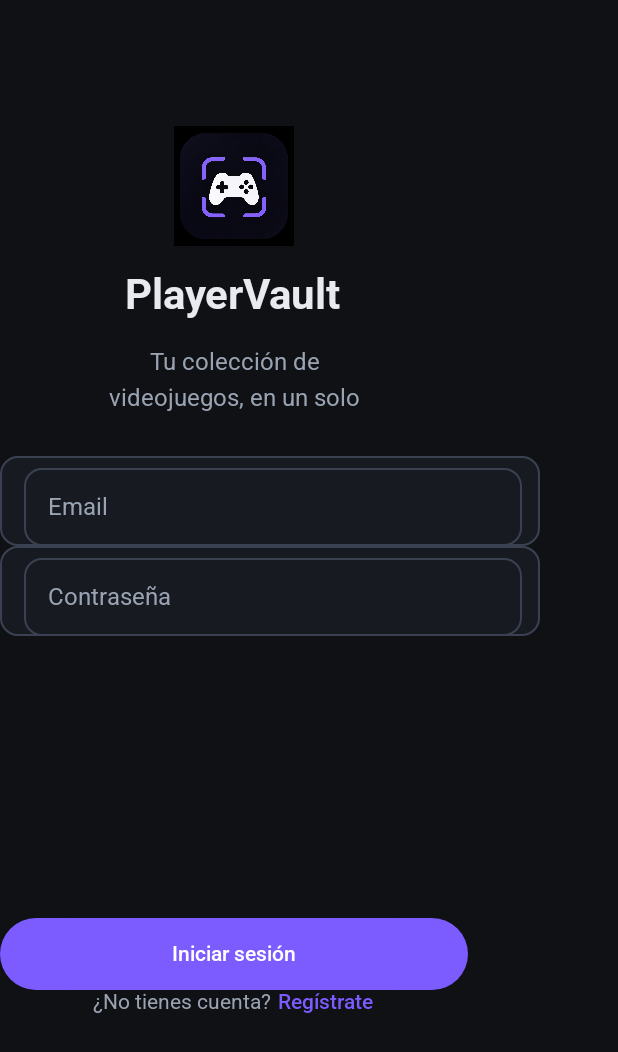
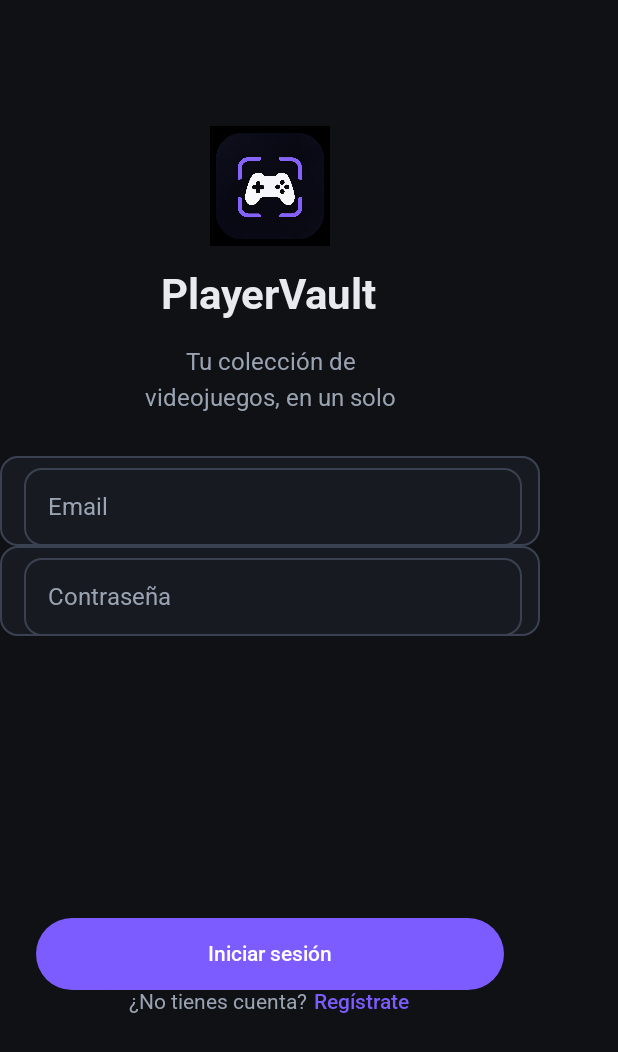
Before and after one commit to HectorMA06/PlayerVault, an Android app built with Jetpack Compose: the composable IniciarSesion shown on its own in the app's theme, on a phone screen of 412 x 824 dp. Shown: the top 1052 px of the screen. Run offline under Robolectric (Android 15) with nearby library versions, the phone set to English and light mode, and no system bars.

Commit message:
fix: boton de iniciar sesion centrado

```diff
--- a/android-app/app/src/main/java/com/playervault/app/ui/components/PrimaryButton.kt
+++ b/android-app/app/src/main/java/com/playervault/app/ui/components/PrimaryButton.kt
@@ -22,13 +22,9 @@ import com.playervault.app.ui.theme.Variables
 
 @Composable
 fun PrimaryButton(text: String, onClick: () -> Unit,modifier: Modifier = Modifier) {
-    Row(
-        horizontalArrangement = Arrangement.spacedBy(8.dp, Alignment.CenterHorizontally),
-        verticalAlignment = Alignment.CenterVertically,
-    ) {
     Button(
         onClick = onClick,
-            modifier = modifier,
+        modifier = modifier.height(48.dp),
         colors = ButtonDefaults.buttonColors(
             containerColor = Variables.primary,
             contentColor = Variables.onPrimary
@@ -42,7 +38,6 @@ fun PrimaryButton(text: String, onClick: () -> Unit,modifier: Modifier = Modifie
         )
     }
 }
-}
 
 @Preview
 @Composable
--- a/android-app/app/src/main/java/com/playervault/app/ui/components/SecundaryButton.kt
+++ b/android-app/app/src/main/java/com/playervault/app/ui/components/SecundaryButton.kt
@@ -20,10 +20,6 @@ import com.playervault.app.ui.theme.Variables
 
 @Composable
 fun SecundaryButton(text: String, onClick: () -> Unit,modifier: Modifier = Modifier) {
-    Row(
-        horizontalArrangement = Arrangement.spacedBy(8.dp, Alignment.CenterHorizontally),
-        verticalAlignment = Alignment.CenterVertically,
-    ) {
     Button(
         onClick = onClick,
         modifier = modifier.height(48.dp),
@@ -41,7 +37,6 @@ fun SecundaryButton(text: String, onClick: () -> Unit,modifier: Modifier = Modif
         )
     }
 }
-}
 
 @Preview (showBackground = true)
 @Composable
--- a/android-app/app/src/main/java/com/playervault/app/ui/screens/IniciarSesionScreen.kt
+++ b/android-app/app/src/main/java/com/playervault/app/ui/screens/IniciarSesionScreen.kt
@@ -1,6 +1,5 @@
 package com.playervault.app.ui.screens
 
-import android.widget.Space
 import androidx.compose.foundation.Image
 import androidx.compose.foundation.background
 import androidx.compose.foundation.border
@@ -70,6 +69,7 @@ fun IniciarSesion(modifier: Modifier = Modifier) {
             modifier = modifier
                 .width(10.dp)
                 .height(56.dp)
+                .align(Alignment.CenterHorizontally)
         ) {
 
         }
@@ -81,6 +81,7 @@ fun IniciarSesion(modifier: Modifier = Modifier) {
                 .width(312.dp)
                 .height(220.dp)
                 .padding(bottom = 24.dp)
+                .align(Alignment.CenterHorizontally)
         ) {
             //LOGO
             Image(
@@ -151,6 +152,7 @@ fun IniciarSesion(modifier: Modifier = Modifier) {
             modifier = Modifier
                 .width(312.dp)
                 .height(188.dp)
+                .align(Alignment.CenterHorizontally)
         )
         PrimaryButton(
             text = "Iniciar sesión",
@@ -160,6 +162,7 @@ fun IniciarSesion(modifier: Modifier = Modifier) {
                 .height(48.dp)
                 .background(color = Variables.primary, shape = RoundedCornerShape(size = Variables.shapeFull))
                 .padding(start = 24.dp, end = 24.dp)
+                .align(Alignment.CenterHorizontally)
         )
 
         Row(
@@ -168,6 +171,7 @@ fun IniciarSesion(modifier: Modifier = Modifier) {
             modifier = Modifier
                 .width(312.dp)
                 .height(20.dp)
+                .align(Alignment.CenterHorizontally)
         ) {
             Text(
                 text = "¿No tienes cuenta?",
```
Lines whose indentation alone changed are shown as unchanged.
